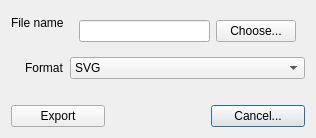
First picture: the form in exportdialog.ui, repository Klafyvel/GearFactory, before the edit.
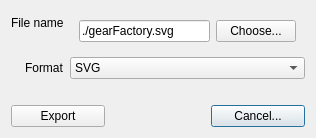
Second picture: the form after the edit.

The edit to the form file:
```diff
--- a/exportdialog.ui
+++ b/exportdialog.ui
@@ -49,7 +49,7 @@
         <item>
          <widget class="QLineEdit" name="fileNameLineEdit">
           <property name="text">
-           <string/>
+           <string>./gearFactory.svg</string>
           </property>
          </widget>
         </item>
```
Left out of the diff: 7 changed lines with no effect on the pictures.
